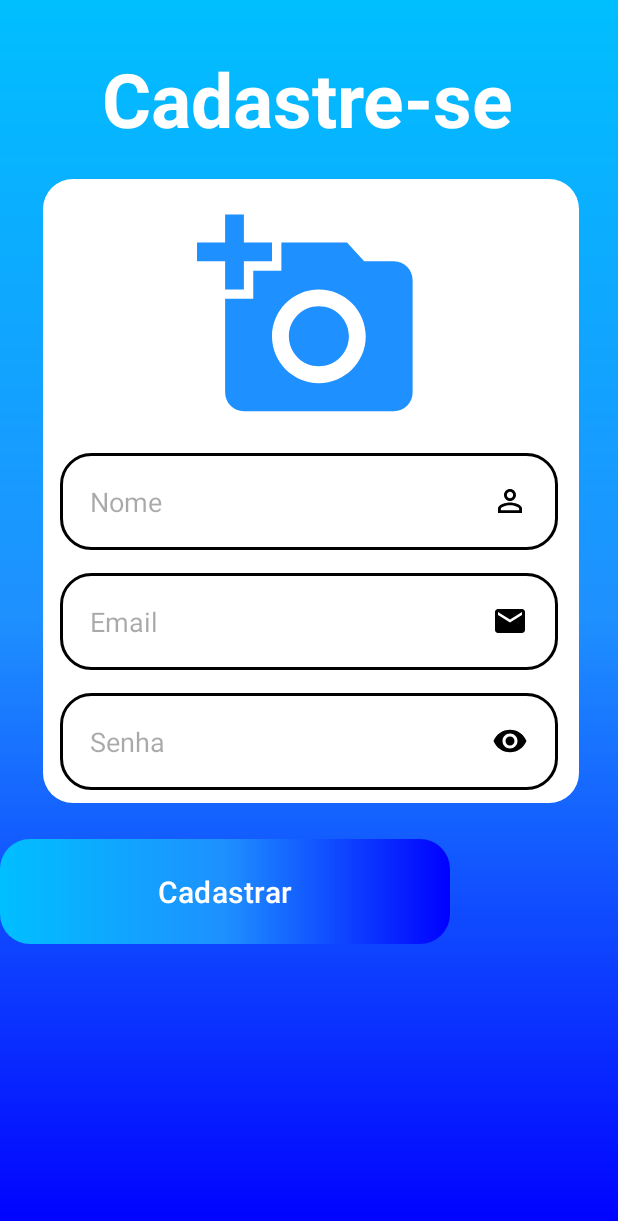
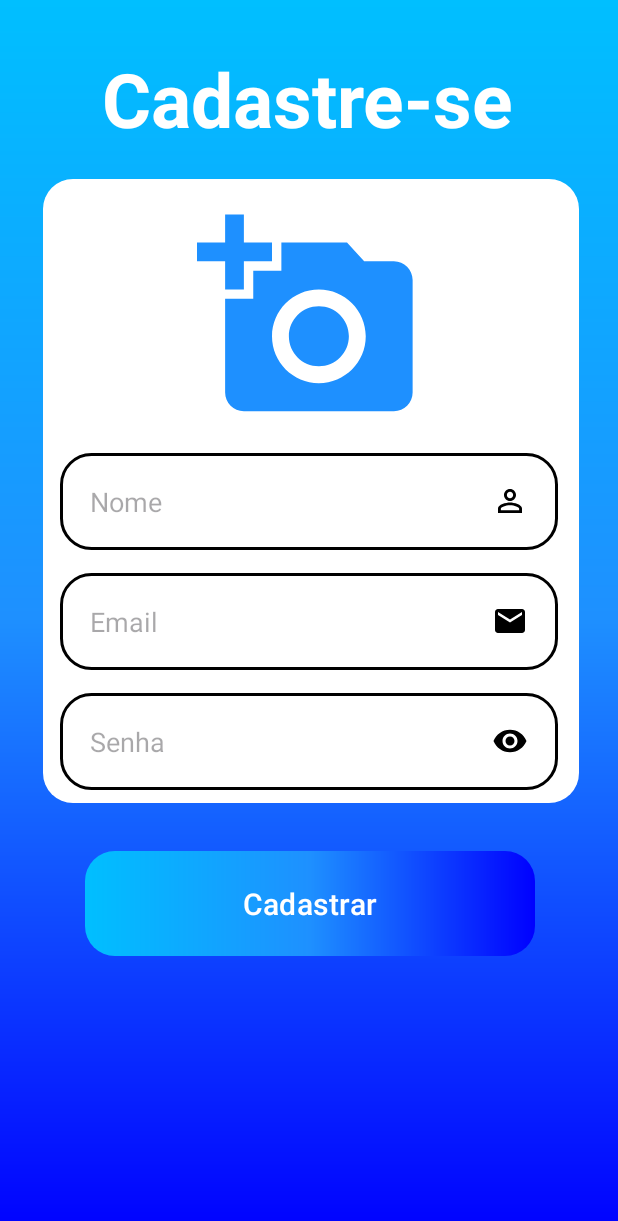
Before and after one commit to gabyOtherrag/Recicle, an Android app: the FormCadastro screen opened directly, with no data from a screen before it, on a phone screen of 412 x 824 dp. Shown: the top 1221 px of the screen. Run offline under Robolectric (Android 15) with nearby library versions, the phone set to English and light mode, and no system bars; our stand-ins replace Firebase (no records; nobody signed in at launch, a user with empty details on screens opened directly).

```diff
--- a/app/src/main/res/layout/activity_form_cadastro.xml
+++ b/app/src/main/res/layout/activity_form_cadastro.xml
@@ -82,14 +82,14 @@
         android:layout_height="70dp"
 
 
-        android:layout_marginTop="24dp"
+        android:layout_marginTop="32dp"
         android:background="@drawable/button"
 
         android:text="Cadastrar"
         android:textSize="20sp"
-        app:layout_constraintEnd_toEndOf="@+id/edit_senha"
+        app:layout_constraintEnd_toEndOf="@+id/editsenha"
         app:layout_constraintHorizontal_bias="0.483"
-        app:layout_constraintStart_toStartOf="@+id/edit_senha"
+        app:layout_constraintStart_toStartOf="@+id/editsenha"
         app:layout_constraintTop_toBottomOf="@+id/containercomponents" />
 
 
```
